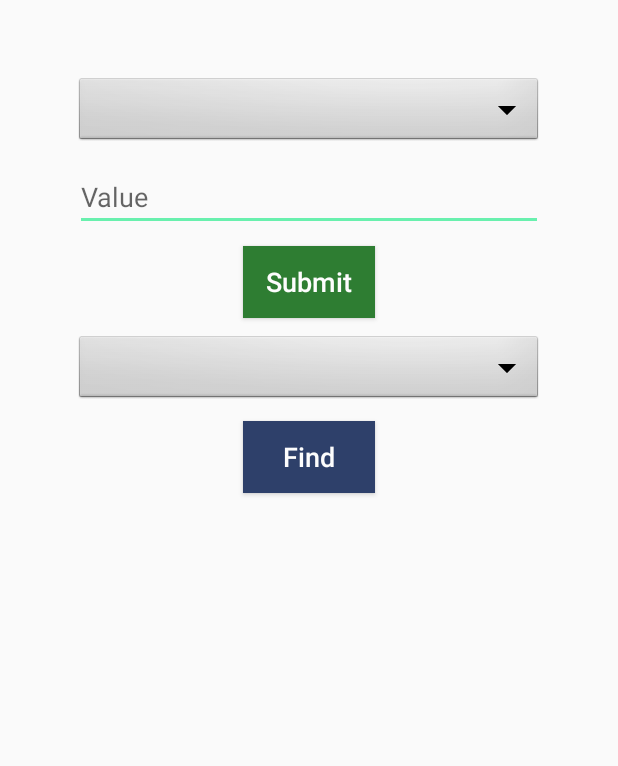
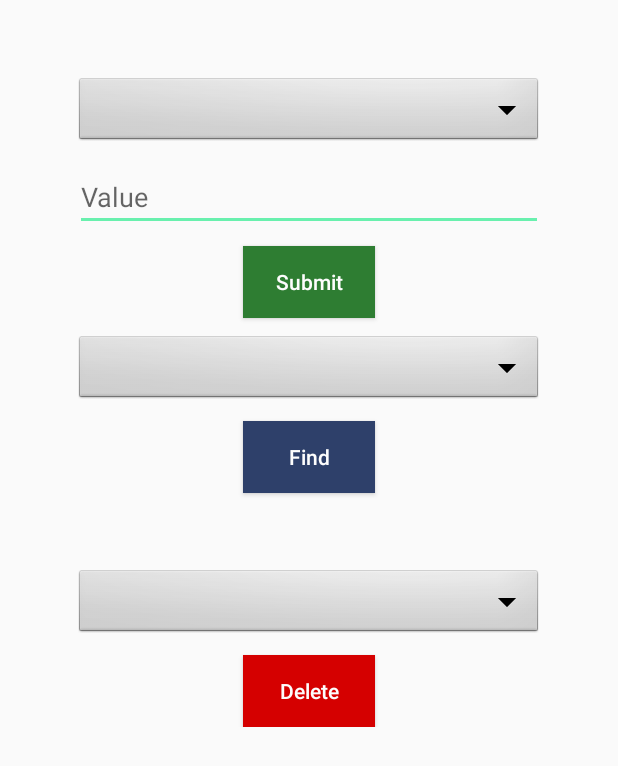
Before and after one commit to BiAtoms/PrefsHandler, an Android app: the layout activity_main.xml on its own in the app's theme, with its tools: preview values and no code run, on a phone screen of 412 x 824 dp. Shown: the top 766 px of the screen. Run offline under Robolectric (Android 15) with nearby library versions, the phone set to English and light mode, and no system bars.

Commit message:
Fixed app bugs

```diff
--- a/app/build.gradle
+++ b/app/build.gradle
@@ -25,7 +25,7 @@ dependencies {
         exclude group: 'com.android.support', module: 'support-annotations'
     })
     compile 'com.jakewharton:butterknife:8.5.1'
-    compile 'com.github.emiraslan:SharedPreferencesManager:1.0.1'
+    compile 'com.github.emiraslan:SharedPreferencesManager:v1.0.3'
 
     annotationProcessor 'com.jakewharton:butterknife-compiler:8.5.1'
     compile 'com.android.support:appcompat-v7:25.2.0'
--- a/app/src/main/res/layout/activity_main.xml
+++ b/app/src/main/res/layout/activity_main.xml
@@ -1,8 +1,12 @@
 <?xml version="1.0" encoding="utf-8"?>
-<LinearLayout xmlns:android="http://schemas.android.com/apk/res/android"
+<ScrollView xmlns:android="http://schemas.android.com/apk/res/android"
     xmlns:app="http://schemas.android.com/apk/res-auto"
     android:layout_width="match_parent"
-    android:layout_height="match_parent"
+    android:layout_height="wrap_content">
+
+    <LinearLayout
+        android:layout_width="match_parent"
+        android:layout_height="wrap_content"
         android:orientation="vertical"
         android:padding="@dimen/linear_lyt_padding">
 
@@ -10,7 +14,6 @@
             android:id="@+id/spnr_keys_main"
             android:layout_width="match_parent"
             android:layout_height="wrap_content"
-
             android:background="@android:drawable/btn_dropdown"
             android:spinnerMode="dropdown" />
 
@@ -62,4 +65,27 @@
             android:layout_marginTop="20dp"
             android:textSize="@dimen/default_text_size" />
 
+
+        <Spinner
+            android:id="@+id/spnr_delete_keys_main"
+            android:layout_width="match_parent"
+            android:layout_height="wrap_content"
+            android:layout_marginTop="10dp"
+            android:background="@android:drawable/btn_dropdown"
+            android:spinnerMode="dropdown" />
+
+        <Button
+            android:id="@+id/btn_delete_main"
+            android:layout_width="wrap_content"
+            android:layout_height="wrap_content"
+            android:layout_gravity="center"
+            android:layout_marginTop="10dp"
+            android:background="@color/delete_button"
+            android:text="@string/delete"
+            android:textAllCaps="false"
+            android:textColor="@color/delete_button_txt"
+            android:textSize="@dimen/default_text_size" />
+
+
     </LinearLayout>
+</ScrollView>
--- a/app/src/main/res/values/colors.xml
+++ b/app/src/main/res/values/colors.xml
@@ -10,4 +10,8 @@
     <color name="find_button">#2E406A</color>
     <color name="find_button_txt">#fdfdfd</color>
 
+    <color name="delete_button">#d50000</color>
+    <color name="delete_button_txt">#fdfdfd</color>
+
+
 </resources>
--- a/app/src/main/res/values/dimensions.xml
+++ b/app/src/main/res/values/dimensions.xml
@@ -3,5 +3,5 @@
     <dimen name="linear_lyt_padding">50dp</dimen>
     <dimen name="central_submit_btn_margin_left_right">60dp</dimen>
 
-    <dimen name="default_text_size">18sp</dimen>
+    <dimen name="default_text_size">14sp</dimen>
 </resources>
--- a/app/src/main/res/values/strings.xml
+++ b/app/src/main/res/values/strings.xml
@@ -10,5 +10,6 @@
     <string name="submit">Submit</string>
     <string name="find">Find</string>
 
+    <string name="delete">Delete</string>
 
 </resources>
```
Also changed, not shown: app/src/main/java/com/sampleApp/MainActivity.java (+33 -9 lines), sharedpreferencesmanager/src/main/java/com/sharedpreferencesmanager/SharedPreferencesManager.java (+13 -6 lines). Lines whose indentation alone changed are shown as unchanged.
